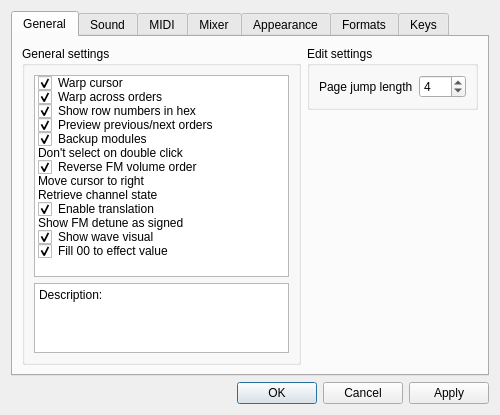
BambooTracker/BambooTracker, file BambooTracker/gui/configuration_dialog.ui: the form before one commit.
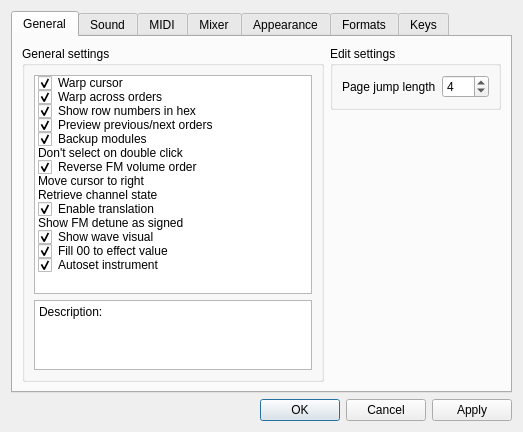
The form after the commit. Custom widgets are drawn as their Qt base class.

Commit message: Add selection whether auto-set current instrument upon entering note

Diff of the .ui file:
```diff
--- a/BambooTracker/gui/configuration_dialog.ui
+++ b/BambooTracker/gui/configuration_dialog.ui
@@ -6,8 +6,8 @@
    <rect>
     <x>0</x>
     <y>0</y>
-    <width>500</width>
-    <height>405</height>
+    <width>523</width>
+    <height>432</height>
    </rect>
   </property>
   <property name="windowTitle">
@@ -159,6 +159,14 @@
               <enum>Checked</enum>
              </property>
             </item>
+            <item>
+             <property name="text">
+              <string>Autoset instrument</string>
+             </property>
+             <property name="checkState">
+              <enum>Checked</enum>
+             </property>
+            </item>
            </widget>
           </item>
           <item row="1" column="0">
```
The commit also changes 10 other files.
